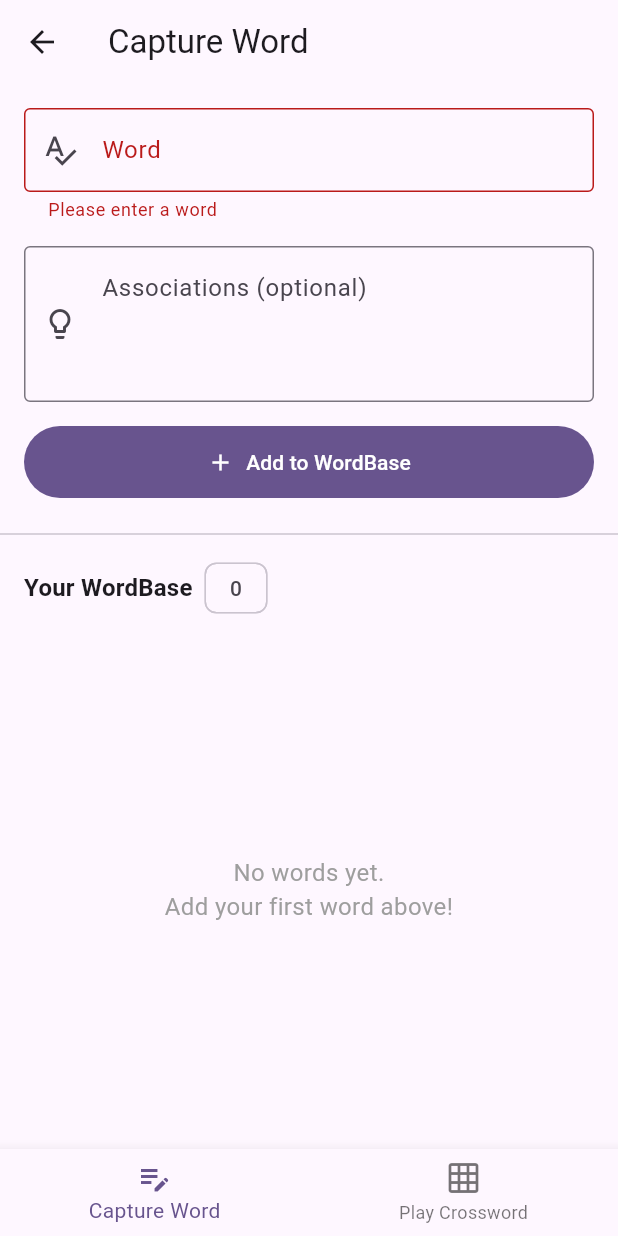
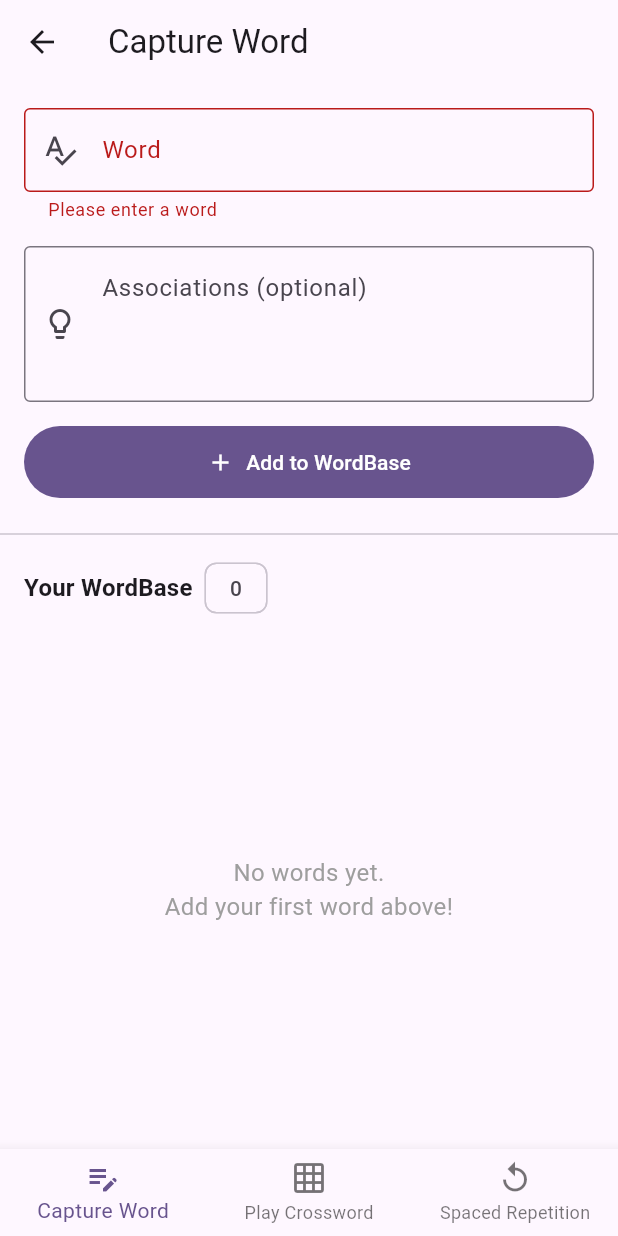
Before and after one commit to chobbs1/VocaBuilder, a Flutter app: the MainShell screen opened by its route, after a tap on "Add to WordBase", on a phone screen of 412 x 824 dp. Run offline on Flutter 3.47's test engine with Material 3 defaults, Android fonts, the phone set to English and light mode, and no system bars; missing offline and left inert: amplify_api, amplify_flutter; statements that could not run were skipped.

Commit message:
spaced repetition: page inserted

```diff
--- a/lib/pages/main_shell.dart
+++ b/lib/pages/main_shell.dart
@@ -3,12 +3,14 @@ import 'package:flutter/material.dart';
 import '../models/word_base.dart';
 import 'word_capture_page.dart';
 import 'play_crossword_page.dart';
+import 'spaced_repetition_page.dart';
 
 /// Main navigation shell — displayed after login.
 ///
 /// Hosts a [BottomNavigationBar] with tabs for:
 ///   0 – Capture Word  (landing / default)
 ///   1 – Play Crossword
+///   2 – Spaced Repetition
 ///
 /// Uses an [IndexedStack] so each tab's state is preserved when switching.
 class MainShell extends StatefulWidget {
@@ -31,6 +33,7 @@ class _MainShellState extends State<MainShell> {
     _pages = [
       WordCapturePage(wordBase: widget.wordBase),
       const PlayCrosswordPage(),
+      const SpacedRepetitionPage(),
     ];
   }
 
@@ -54,6 +57,10 @@ class _MainShellState extends State<MainShell> {
             icon: Icon(Icons.grid_on),
             label: 'Play Crossword',
           ),
+          BottomNavigationBarItem(
+            icon: Icon(Icons.replay),
+            label: 'Spaced Repetition',
+          ),
         ],
       ),
     );
--- /dev/null
+++ b/lib/pages/spaced_repetition_page.dart
@@ -0,0 +1,44 @@
+import 'package:flutter/material.dart';
+
+/// Spaced Repetition page — placeholder for the spaced repetition review.
+///
+/// Per 0002-initial-architecture:
+///   "Spaced Repition Page: Takes the users WordBase"
+///
+/// This page will eventually present words from the user's WordBase
+/// using a spaced repetition algorithm for effective vocabulary retention.
+class SpacedRepetitionPage extends StatelessWidget {
+  const SpacedRepetitionPage({super.key});
+
+  @override
+  Widget build(BuildContext context) {
+    return Scaffold(
+      appBar: AppBar(
+        title: const Text('Spaced Repetition'),
+      ),
+      body: const Center(
+        child: Column(
+          mainAxisAlignment: MainAxisAlignment.center,
+          children: [
+            Icon(
+              Icons.replay,
+              size: 80,
+              color: Colors.deepPurple,
+            ),
+            SizedBox(height: 24),
+            Text(
+              'Spaced Repetition coming soon!',
+              style: TextStyle(fontSize: 20, fontWeight: FontWeight.bold),
+            ),
+            SizedBox(height: 8),
+            Text(
+              'Review words from your WordBase using\nspaced repetition for better retention.',
+              textAlign: TextAlign.center,
+              style: TextStyle(fontSize: 16, color: Colors.grey),
+            ),
+          ],
+        ),
+      ),
+    );
+  }
+}
```
